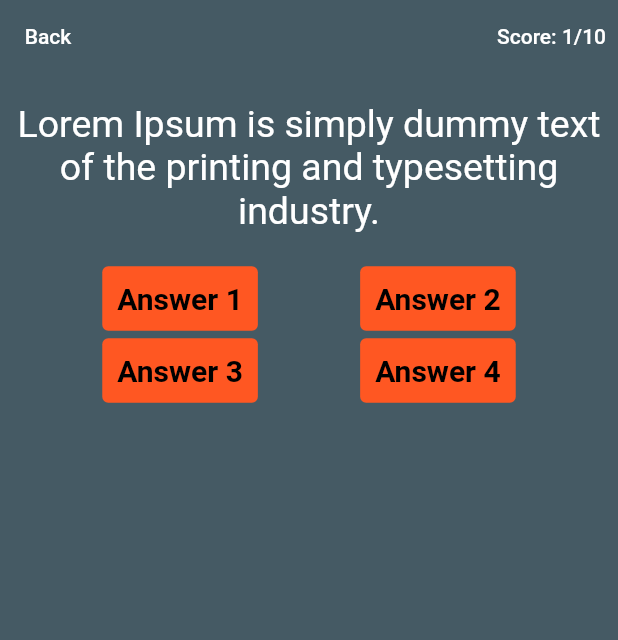
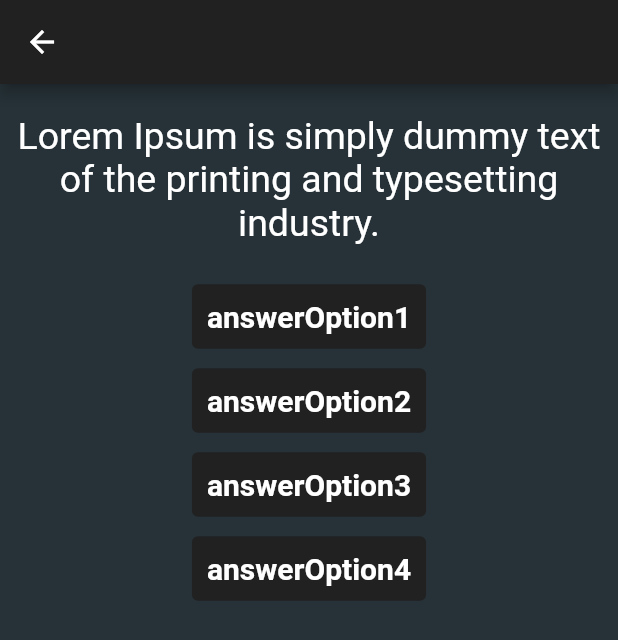
Before and after one commit to NorbertCseh/quiz_app_flutter_trivia_api, a Flutter app: the screen it shows after launch, after a tap on "Quiz", on a phone screen of 412 x 824 dp. Shown: the top 640 px of the screen. Run offline on Flutter 3.47's test engine with Material 2 defaults, Android fonts, the phone set to English and light mode, and no system bars; our stand-ins replace numberpicker.

Commit message:
widget refactor and api call

```diff
--- a/lib/constants.dart
+++ b/lib/constants.dart
@@ -1,12 +1,12 @@
 import 'package:flutter/material.dart';
 
 final kMenuButtonStyle = ButtonStyle(
-  backgroundColor: MaterialStateProperty.all(Colors.deepOrange),
+  backgroundColor: MaterialStateProperty.all(Colors.grey.shade900),
   elevation: MaterialStateProperty.all(10.0),
 );
 
 const kMenuTextStyle = TextStyle(
-  color: Colors.black,
+  color: Colors.white,
   fontWeight: FontWeight.bold,
   fontSize: 20.0,
 );
@@ -16,6 +16,6 @@ const kQuizAppBarTextStlye = TextStyle(
 );
 
 final kQuizButtonStyle = ButtonStyle(
-  backgroundColor: MaterialStateProperty.all(Colors.deepOrange),
+  backgroundColor: MaterialStateProperty.all(Colors.grey.shade900),
   padding: MaterialStateProperty.all(EdgeInsets.all(10)),
 );
--- a/lib/main.dart
+++ b/lib/main.dart
@@ -12,6 +12,7 @@ class QuizApp extends StatelessWidget {
   Widget build(BuildContext context) {
     return MaterialApp(
       home: MenuScreen(),
+      theme: ThemeData.dark(),
       initialRoute: MenuScreen.id,
       routes: {
         MenuScreen.id: (context) => MenuScreen(),
--- a/lib/screens/menu_screen.dart
+++ b/lib/screens/menu_screen.dart
@@ -1,8 +1,9 @@
 import 'package:flutter/material.dart';
-import 'package:flutter/services.dart';
-import 'package:quiz_app/constants.dart';
+import 'package:quiz_app/entites/question.dart';
+import 'package:quiz_app/entites/questions.dart';
 import 'package:quiz_app/screens/quiz_screen.dart';
 import 'package:quiz_app/screens/settings_screen.dart';
+import 'package:quiz_app/widgets/menu_button.dart';
 
 class MenuScreen extends StatefulWidget {
   static String id = 'menu_screen';
@@ -12,63 +13,32 @@ class MenuScreen extends StatefulWidget {
 }
 
 class _MenuScreenState extends State<MenuScreen> {
+  Questions questions = Questions();
+
   @override
   Widget build(BuildContext context) {
-    return SafeArea(
-      child: Container(
-        color: Colors.blueGrey.shade700,
+    return Scaffold(
+      appBar: AppBar(
+        title: Text('Quiz'),
+      ),
+      body: Container(
+        color: Colors.blueGrey.shade900,
         child: Column(
+          crossAxisAlignment: CrossAxisAlignment.stretch,
           children: <Widget>[
-            Padding(
-              padding: EdgeInsets.all(8.0),
-              child: TextButton(
-                style: kMenuButtonStyle,
-                onPressed: () {
-                  Navigator.pushNamed(context, QuizScreen.id);
+            MenuButton(
+              buttonText: 'Quiz',
+              routeDestination: QuizScreen.id,
+            ),
+            MenuButton(
+              buttonText: 'Settings',
+              routeDestination: SettingScreen.id,
+            ),
+            ElevatedButton(
+                onPressed: () async {
+                  await questions.getQuestions();
                 },
-                child: Text(
-                  'Quiz',
-                  style: kMenuTextStyle,
-                ),
-              ),
-            ),
-            Padding(
-              padding: EdgeInsets.all(8.0),
-              child: TextButton(
-                style: kMenuButtonStyle,
-                onPressed: () {
-                  Navigator.pushNamed(context, SettingScreen.id);
-                },
-                child: Text(
-                  'Settings',
-                  style: kMenuTextStyle,
-                ),
-              ),
-            ),
-            Padding(
-              padding: EdgeInsets.all(8.0),
-              child: TextButton(
-                style: kMenuButtonStyle,
-                onPressed: null,
-                child: Text(
-                  'Button 3',
-                  style: kMenuTextStyle,
-                ),
-              ),
-            ),
-            Padding(
-              padding: EdgeInsets.all(8.0),
-              child: TextButton(
-                style: kMenuButtonStyle,
-                onPressed: () {
-                  SystemNavigator.pop();
-                },
-                child: Text(
-                  'Exit',
-                  style: kMenuTextStyle,
-                ),
-              ),
-            ),
+                child: Text('Test'))
           ],
         ),
       ),
--- a/lib/screens/quiz_screen.dart
+++ b/lib/screens/quiz_screen.dart
@@ -1,38 +1,23 @@
 import 'package:flutter/material.dart';
-import 'package:quiz_app/constants.dart';
+import 'package:quiz_app/widgets/quiz_button.dart';
 
 class QuizScreen extends StatelessWidget {
   static String id = 'quiz_screen';
   @override
   Widget build(BuildContext context) {
-    return SafeArea(
+    return Scaffold(
+      appBar: AppBar(),
+      body: SafeArea(
         child: Container(
-        color: Colors.blueGrey.shade700,
+          color: Colors.blueGrey.shade900,
           child: Column(
             children: <Widget>[
               Row(
-              mainAxisAlignment: MainAxisAlignment.spaceBetween,
-              children: <Widget>[
-                TextButton(
-                  child: Text(
-                    'Back',
-                    style: kQuizAppBarTextStlye,
-                  ),
-                  onPressed: () {
-                    Navigator.pop(context);
-                  },
-                ),
-                TextButton(
-                  onPressed: null,
-                  child: Text(
-                    'Score: 1/10',
-                    style: kQuizAppBarTextStlye,
-                  ),
-                ),
-              ],
+                mainAxisAlignment: MainAxisAlignment.end,
+                children: <Widget>[],
               ),
               Padding(
-              padding: const EdgeInsets.fromLTRB(8.0, 20, 8.0, 20),
+                padding: EdgeInsets.fromLTRB(8.0, 20, 8.0, 20),
                 child: RichText(
                   textAlign: TextAlign.center,
                   text: TextSpan(
@@ -42,49 +27,20 @@ class QuizScreen extends StatelessWidget {
                   ),
                 ),
               ),
-            Row(
-              mainAxisAlignment: MainAxisAlignment.spaceEvenly,
-              children: <Widget>[
-                ElevatedButton(
-                  style: kQuizButtonStyle,
-                  onPressed: null,
-                  child: Text(
-                    'Answer 1',
-                    style: kMenuTextStyle,
+              QuizButton(
+                answerOption: 'answerOption1',
               ),
+              QuizButton(
+                answerOption: 'answerOption2',
               ),
-                ElevatedButton(
-                  style: kQuizButtonStyle,
-                  onPressed: null,
-                  child: Text(
-                    'Answer 2',
-                    style: kMenuTextStyle,
+              QuizButton(
+                answerOption: 'answerOption3',
               ),
+              QuizButton(
+                answerOption: 'answerOption4',
               ),
             ],
           ),
-            Row(
-              mainAxisAlignment: MainAxisAlignment.spaceEvenly,
-              children: <Widget>[
-                ElevatedButton(
-                  style: kQuizButtonStyle,
-                  onPressed: null,
-                  child: Text(
-                    'Answer 3',
-                    style: kMenuTextStyle,
-                  ),
-                ),
-                ElevatedButton(
-                  style: kQuizButtonStyle,
-                  onPressed: null,
-                  child: Text(
-                    'Answer 4',
-                    style: kMenuTextStyle,
-                  ),
-                ),
-              ],
-            ),
-          ],
         ),
       ),
     );
--- /dev/null
+++ b/lib/widgets/menu_button.dart
@@ -0,0 +1,26 @@
+import 'package:flutter/material.dart';
+import 'package:quiz_app/constants.dart';
+
+class MenuButton extends StatelessWidget {
+  final buttonText;
+  final routeDestination;
+
+  MenuButton({@required this.buttonText, @required this.routeDestination});
+
+  @override
+  Widget build(BuildContext context) {
+    return Padding(
+      padding: EdgeInsets.all(20.0),
+      child: TextButton(
+        style: kMenuButtonStyle,
+        onPressed: () {
+          Navigator.pushNamed(context, routeDestination);
+        },
+        child: Text(
+          buttonText,
+          style: kMenuTextStyle,
+        ),
+      ),
+    );
+  }
+}
--- /dev/null
+++ b/lib/widgets/quiz_button.dart
@@ -0,0 +1,21 @@
+import 'package:flutter/material.dart';
+import 'package:quiz_app/constants.dart';
+
+class QuizButton extends StatelessWidget {
+  final String answerOption;
+  QuizButton({@required this.answerOption});
+  @override
+  Widget build(BuildContext context) {
+    return Padding(
+      padding: EdgeInsets.fromLTRB(0, 4.0, 0, 4.0),
+      child: ElevatedButton(
+        style: kQuizButtonStyle,
+        onPressed: null,
+        child: Text(
+          answerOption,
+          style: kMenuTextStyle,
+        ),
+      ),
+    );
+  }
+}
--- a/pubspec.yaml
+++ b/pubspec.yaml
@@ -29,6 +29,7 @@ dependencies:
   # Use with the CupertinoIcons class for iOS style icons.
   cupertino_icons: ^1.0.2
   numberpicker: ^2.1.1
+  http: ^0.13.1
 
 dev_dependencies:
   flutter_test:
```
Also changed, not shown: lib/entites/question.dart (added, +10 -0 lines), lib/entites/questions.dart (added, +25 -0 lines), lib/screens/settings_screen.dart (+2 -9 lines), lib/widgets/number_picker_pop_up.dart (deleted, +0 -12 lines), pubspec.lock. Lines whose indentation alone changed are shown as unchanged.
